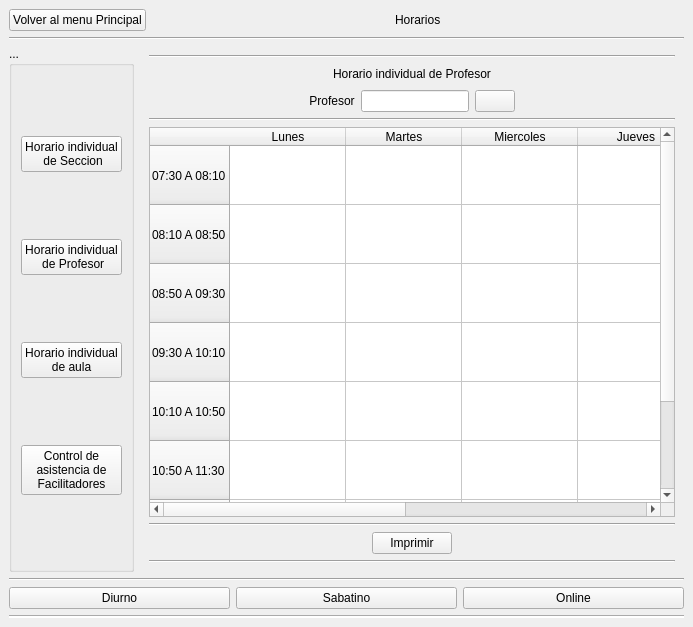
Reinaldito04/IUTA----HORARIOS, file ui/menu-horarios_principal.ui: the form before one commit.
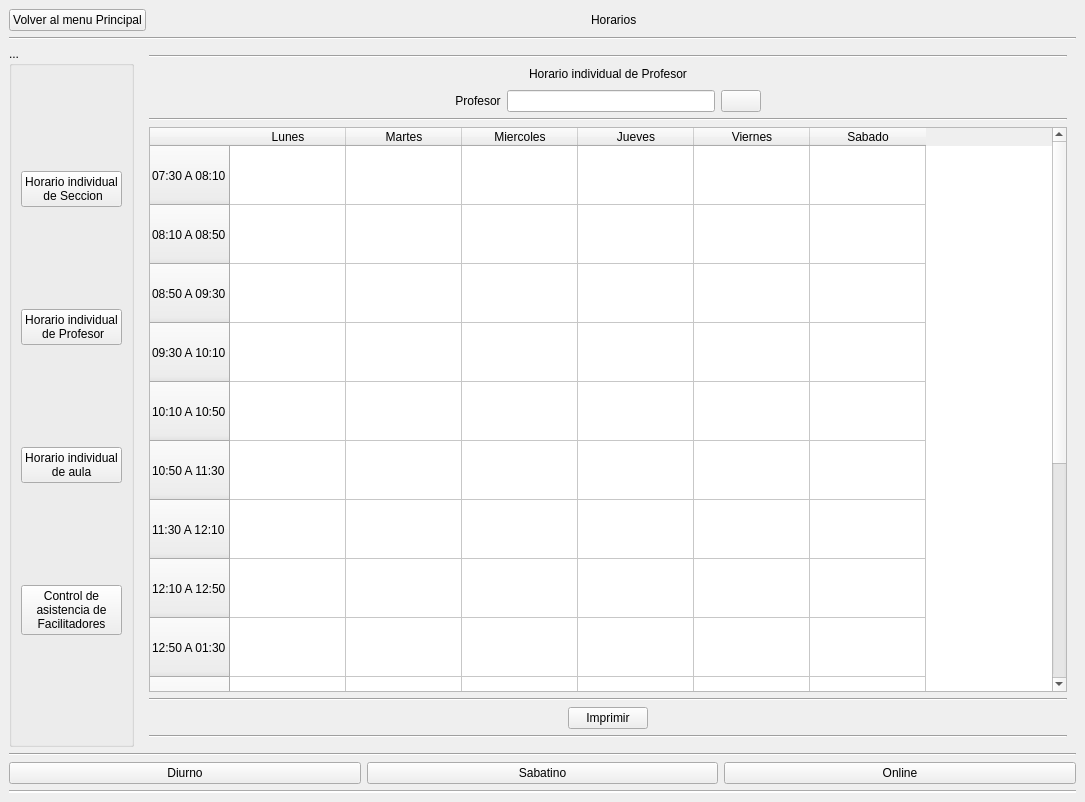
The form after the commit. The open tabs and pages were chosen to show the change. Icons and pictures are not drawn.

Commit message: cambios en el menu principal de horaios en el main agregar horas de la tarde a las consultas del horario (individual) de profesores, secciones, aulas

What changed in the file:
```diff
--- a/ui/menu-horarios_principal.ui
+++ b/ui/menu-horarios_principal.ui
@@ -6,8 +6,8 @@
    <rect>
     <x>0</x>
     <y>0</y>
-    <width>693</width>
-    <height>627</height>
+    <width>1085</width>
+    <height>802</height>
    </rect>
   </property>
   <property name="windowTitle">
@@ -960,7 +960,42 @@
             </row>
             <row>
              <property name="text">
-              <string>12:50 A 1:30</string>
+              <string>12:10 A 12:50</string>
+             </property>
+            </row>
+            <row>
+             <property name="text">
+              <string>12:50 A 01:30</string>
+             </property>
+            </row>
+            <row>
+             <property name="text">
+              <string>01:30 A 02:10</string>
+             </property>
+            </row>
+            <row>
+             <property name="text">
+              <string>02:10 A 02:50</string>
+             </property>
+            </row>
+            <row>
+             <property name="text">
+              <string>02:50 A 03:30</string>
+             </property>
+            </row>
+            <row>
+             <property name="text">
+              <string>03:30 A 04:10</string>
+             </property>
+            </row>
+            <row>
+             <property name="text">
+              <string>04:10 A 04:50</string>
+             </property>
+            </row>
+            <row>
+             <property name="text">
+              <string>04:50 A 05:30</string>
              </property>
             </row>
             <column>
```
Left out of the diff: 32 changed lines with no effect on the pictures. The commit also changes 1 other file.
